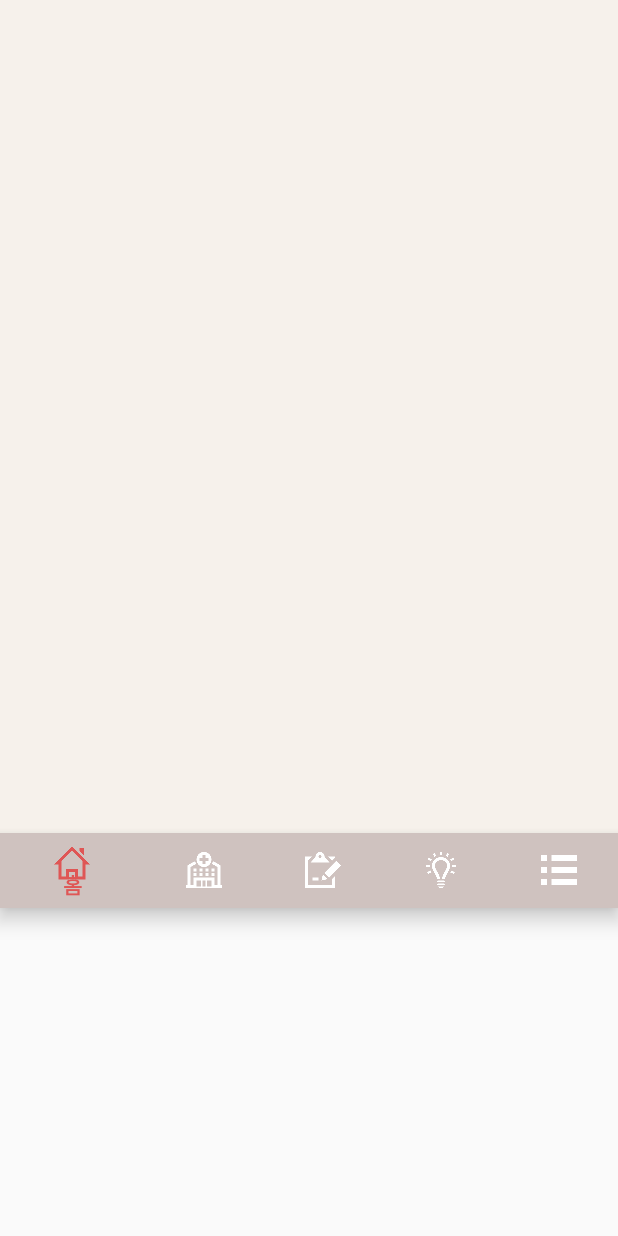
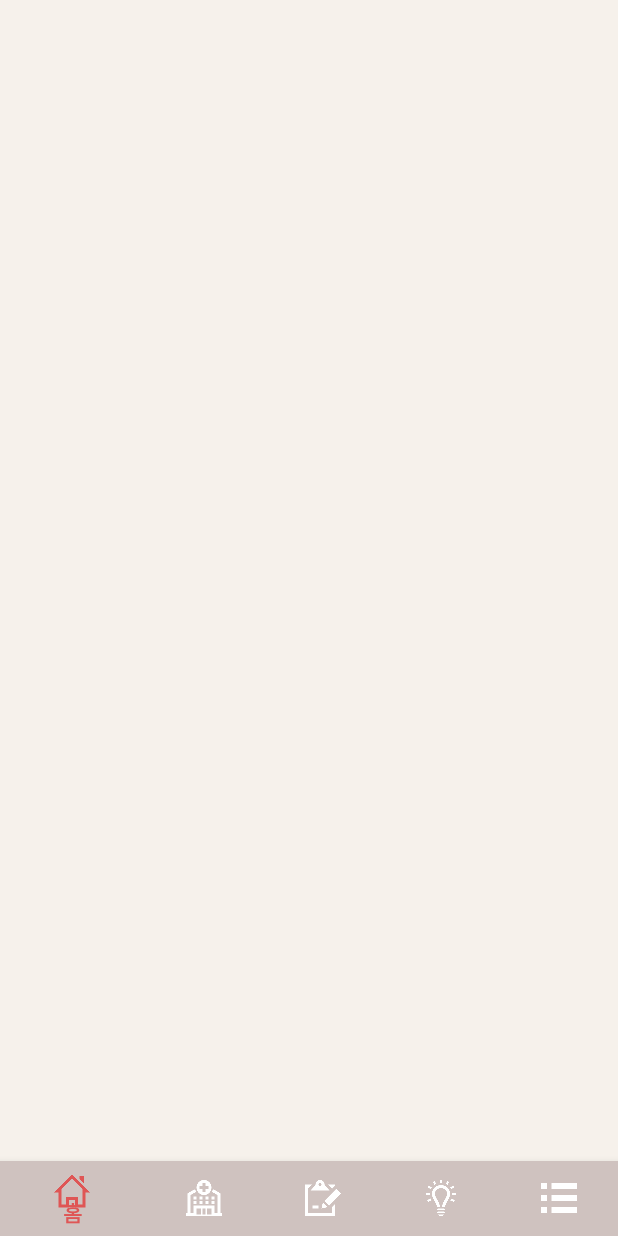
Before and after one commit to SungYil/Pet_Teun_Teun_Front, an Android app: the screen it shows after launch (MainActivity), on a phone screen of 412 x 824 dp. Run offline under Robolectric (Android 15) with nearby library versions, the phone set to English and light mode, and no system bars.

Commit message:
메인문 살짝 수정

```diff
--- a/app/src/main/res/layout/activity_main.xml
+++ b/app/src/main/res/layout/activity_main.xml
@@ -10,7 +10,8 @@
     <FrameLayout
         android:id="@+id/frameLayout"
         android:layout_width="match_parent"
-        android:layout_height="555dp"></FrameLayout>
+        android:layout_height="match_parent"
+        android:layout_weight="1"></FrameLayout>
 
     <com.google.android.material.bottomnavigation.BottomNavigationView
         android:id="@+id/navigationView"
```
